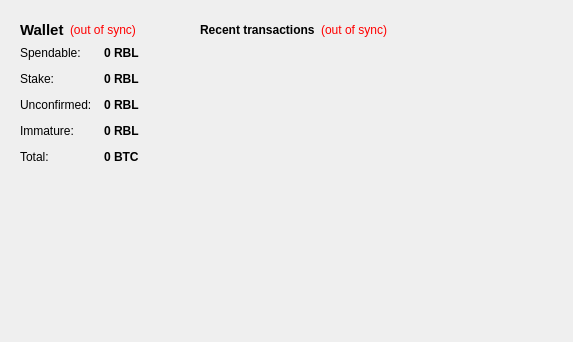
First picture: the form in src/qt/forms/overviewpage.ui, repository wayawolf/WayaWolfCoin, before the edit.
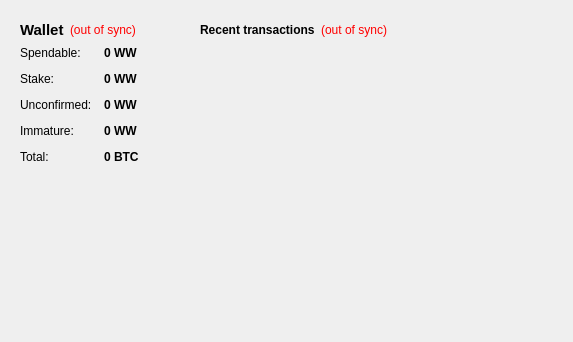
Second picture: the form after the edit. Icons and pictures are not drawn.

```diff
--- a/src/qt/forms/overviewpage.ui
+++ b/src/qt/forms/overviewpage.ui
@@ -108,7 +108,7 @@
              <string>Your current spendable balance</string>
             </property>
             <property name="text">
-             <string notr="true">0 RBL</string>
+             <string notr="true">0 WW</string>
             </property>
             <property name="textInteractionFlags">
              <set>Qt::LinksAccessibleByMouse|Qt::TextSelectableByKeyboard|Qt::TextSelectableByMouse</set>
@@ -137,7 +137,7 @@
              <string>Total of coins that was staked, and do not yet count toward the current balance</string>
             </property>
             <property name="text">
-             <string notr="true">0 RBL</string>
+             <string notr="true">0 WW</string>
             </property>
             <property name="textInteractionFlags">
              <set>Qt::LinksAccessibleByMouse|Qt::TextSelectableByKeyboard|Qt::TextSelectableByMouse</set>
@@ -166,7 +166,7 @@
              <string>Total of transactions that have yet to be confirmed, and do not yet count toward the current balance</string>
             </property>
             <property name="text">
-             <string notr="true">0 RBL</string>
+             <string notr="true">0 WW</string>
             </property>
             <property name="textInteractionFlags">
              <set>Qt::LinksAccessibleByMouse|Qt::TextSelectableByKeyboard|Qt::TextSelectableByMouse</set>
@@ -192,7 +192,7 @@
              <string>Mined balance that has not yet matured</string>
             </property>
             <property name="text">
-             <string notr="true">0 RBL</string>
+             <string notr="true">0 WW</string>
             </property>
             <property name="textInteractionFlags">
              <set>Qt::LinksAccessibleByMouse|Qt::TextSelectableByKeyboard|Qt::TextSelectableByMouse</set>
```
